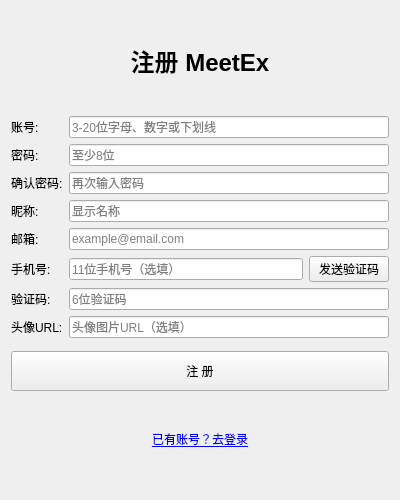
Above: ui/register.ui from zhangdalin/MeetEx before the change. Below: the same form after it.
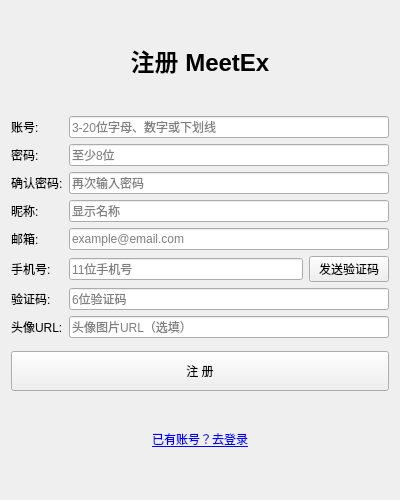
That is the form after the change.

Commit message:
fix(ui): remove 'optional' hint from phone field placeholder
The phone field is now required for registration.

What changed in the file:
```diff
--- a/ui/register.ui
+++ b/ui/register.ui
@@ -134,7 +134,7 @@
        <item>
         <widget class="QLineEdit" name="phoneLineEdit">
          <property name="placeholderText">
-          <string>11位手机号（选填）</string>
+          <string>11位手机号</string>
          </property>
         </widget>
        </item>
```
